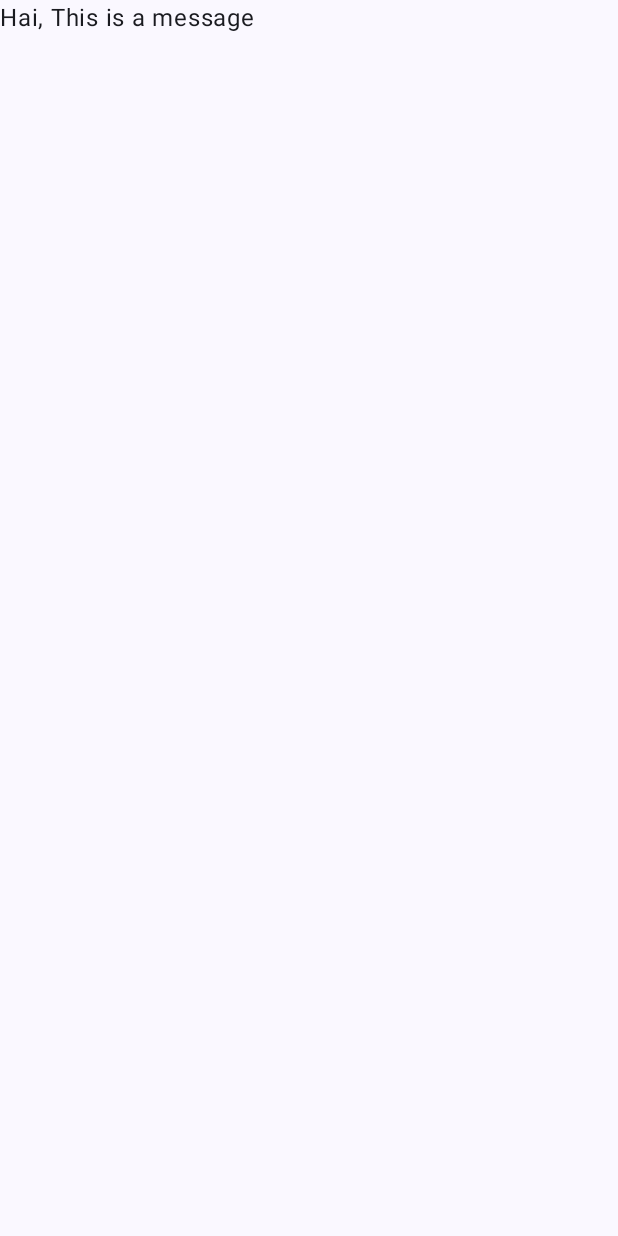
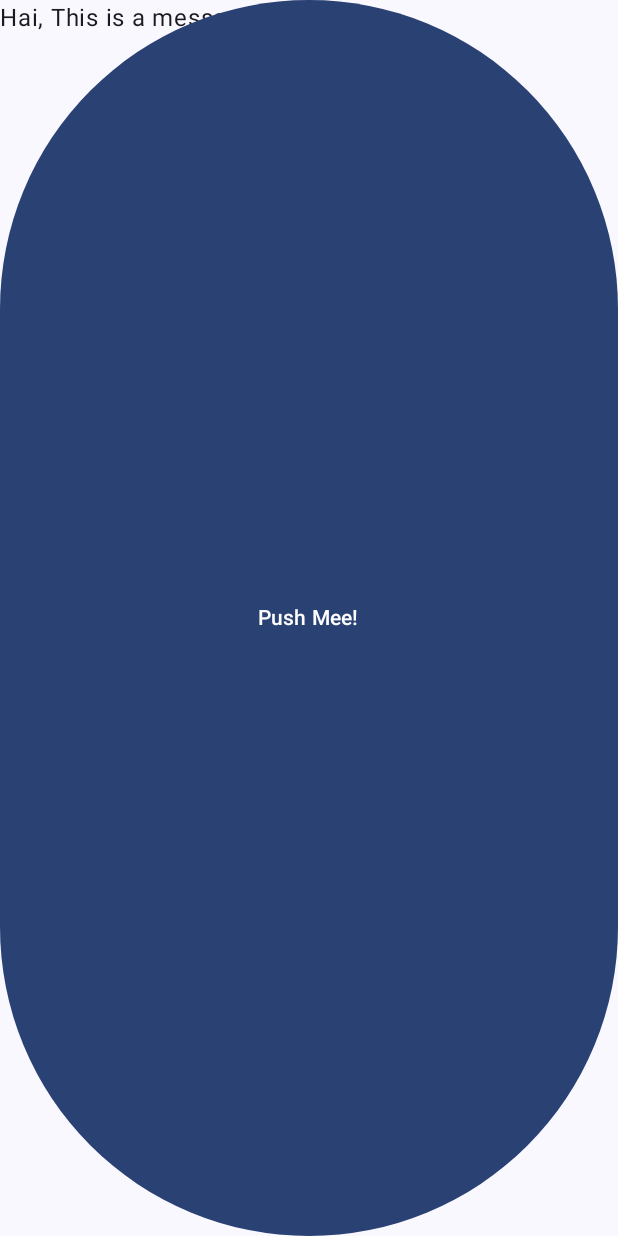
Before and after one commit to JuanPaxi/mi_app, an Android app built with Jetpack Compose: the screen it shows after launch (MainActivity), on a phone screen of 412 x 824 dp. Before the commit the screen is almost empty. Run offline under Robolectric (Android 15) with nearby library versions, the phone set to English and light mode, and no system bars.

Commit message:
se agrego un botton

```diff
--- a/app/src/main/java/com/panfilosoft/moduleapp/MainActivity.kt
+++ b/app/src/main/java/com/panfilosoft/moduleapp/MainActivity.kt
@@ -4,6 +4,7 @@ import android.os.Bundle
 import androidx.activity.ComponentActivity
 import androidx.activity.compose.setContent
 import androidx.compose.foundation.layout.fillMaxSize
+import androidx.compose.material3.Button
 import androidx.compose.material3.MaterialTheme
 import androidx.compose.material3.Surface
 import androidx.compose.material3.Text
@@ -42,9 +43,10 @@ fun GreetingScreen(
 ) {
     val message by viewModel.message.collectAsState()
     Text(text = message)
+    Button(onClick = {}) { Text(text = "Push Mee!") }
 }
 
-class MainViewModel (
+class MainViewModel(
     private val getGreetingUseCase: GetGreetingUseCase
 ) : ViewModel() {
 
```
